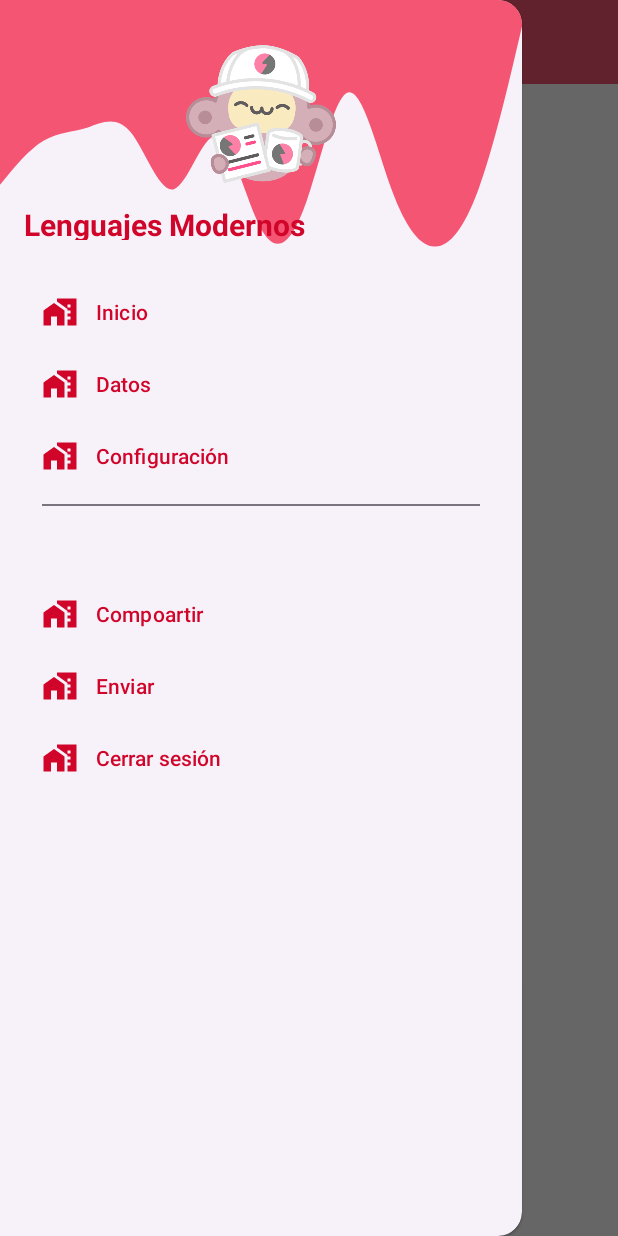
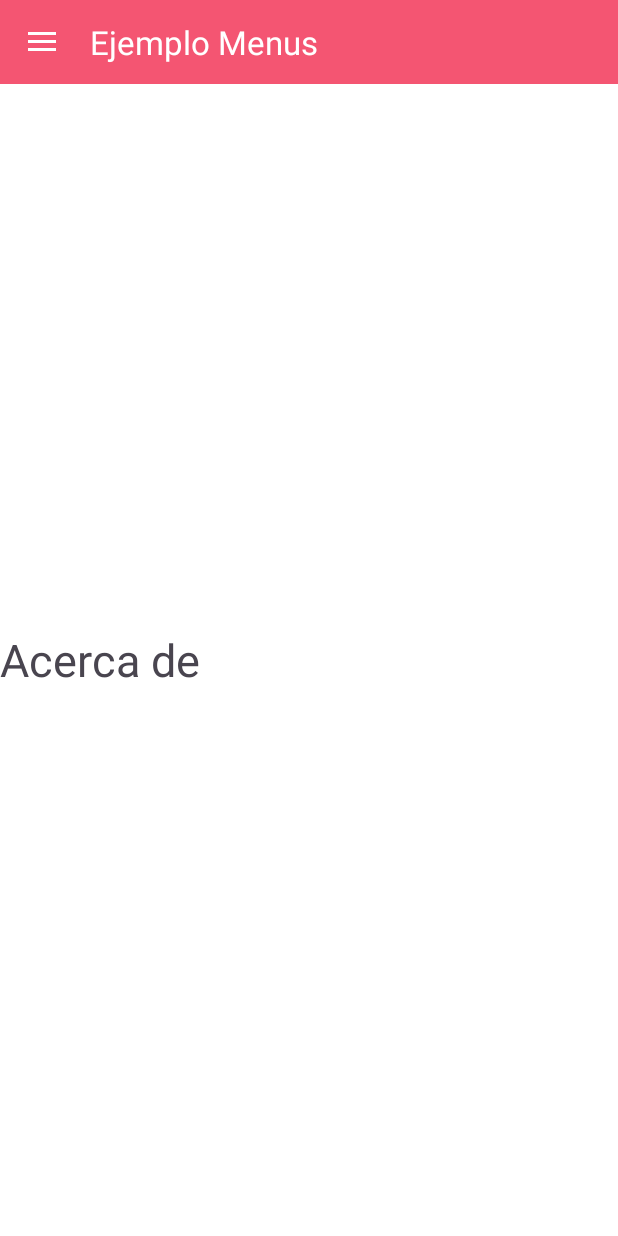
Before and after one commit to CristofherAndres/MenuLateral, an Android app: the screen it shows after launch (MainActivity), in the side drawer, after a tap on "Datos", on a phone screen of 412 x 824 dp. Run offline under Robolectric (Android 15) with nearby library versions, the phone set to English and light mode, and no system bars.

Commit message:
se agrega logica para menu

```diff
--- a/app/src/main/java/com/example/menulateral/MainActivity.kt
+++ b/app/src/main/java/com/example/menulateral/MainActivity.kt
@@ -2,10 +2,61 @@ package com.example.menulateral
 
 import androidx.appcompat.app.AppCompatActivity
 import android.os.Bundle
+import android.view.MenuItem
+import android.widget.Toast
+import androidx.appcompat.app.ActionBarDrawerToggle
+import androidx.appcompat.widget.Toolbar
+import androidx.core.view.GravityCompat
+import androidx.drawerlayout.widget.DrawerLayout
+import com.example.menulateral.vistas.AboutFragment
+import com.example.menulateral.vistas.HomeFragment
+import com.google.android.material.bottomnavigation.BottomNavigationView
+import com.google.android.material.navigation.NavigationView
 
 class MainActivity : AppCompatActivity() {
+
+    //Menu barra izquierda superior
+    private lateinit var drawerLayout: DrawerLayout
     override fun onCreate(savedInstanceState: Bundle?) {
         super.onCreate(savedInstanceState)
         setContentView(R.layout.activity_main)
+        drawerLayout = findViewById(R.id.drawer_layout)
+
+        //Tolbar
+        val toolbar = findViewById<Toolbar>(R.id.toolbar)
+        setSupportActionBar(toolbar)
+
+        val navigationView = findViewById<NavigationView>(R.id.nav_view)
+        navigationView.setNavigationItemSelectedListener {
+            when(it.itemId){
+                R.id.nav_home -> supportFragmentManager.beginTransaction()
+                    .replace(R.id.fragment_container, HomeFragment()).commit()
+                R.id.nav_data -> supportFragmentManager.beginTransaction()
+                    .replace(R.id.fragment_container, AboutFragment()).commit()
+            }
+            drawerLayout.closeDrawer(GravityCompat.START)
+            true
+        }
+
+        val toggle = ActionBarDrawerToggle(this, drawerLayout, toolbar, R.string.open_nav, R.string.close_nav)
+        drawerLayout.addDrawerListener(toggle)
+
+        toggle.syncState()
+        if(savedInstanceState==null){
+            supportFragmentManager.beginTransaction()
+                .replace(R.id.fragment_container, HomeFragment()).commit()
+            navigationView.setCheckedItem(R.id.nav_home)
+        }
+
     }
+
+    override fun onBackPressed() {
+        if (drawerLayout.isDrawerOpen(GravityCompat.START)) {
+            drawerLayout.closeDrawer(GravityCompat.START)
+        } else {
+            onBackPressedDispatcher.onBackPressed()
+        }
+    }
+
+
 }
--- /dev/null
+++ b/app/src/main/java/com/example/menulateral/vistas/AboutFragment.kt
@@ -0,0 +1,60 @@
+package com.example.menulateral.vistas
+
+import android.os.Bundle
+import androidx.fragment.app.Fragment
+import android.view.LayoutInflater
+import android.view.View
+import android.view.ViewGroup
+import com.example.menulateral.R
+
+// TODO: Rename parameter arguments, choose names that match
+// the fragment initialization parameters, e.g. ARG_ITEM_NUMBER
+private const val ARG_PARAM1 = "param1"
+private const val ARG_PARAM2 = "param2"
+
+/**
+ * A simple [Fragment] subclass.
+ * Use the [AboutFragment.newInstance] factory method to
+ * create an instance of this fragment.
+ */
+class AboutFragment : Fragment() {
+    // TODO: Rename and change types of parameters
+    private var param1: String? = null
+    private var param2: String? = null
+
+    override fun onCreate(savedInstanceState: Bundle?) {
+        super.onCreate(savedInstanceState)
+        arguments?.let {
+            param1 = it.getString(ARG_PARAM1)
+            param2 = it.getString(ARG_PARAM2)
+        }
+    }
+
+    override fun onCreateView(
+        inflater: LayoutInflater, container: ViewGroup?,
+        savedInstanceState: Bundle?
+    ): View? {
+        // Inflate the layout for this fragment
+        return inflater.inflate(R.layout.fragment_about, container, false)
+    }
+
+    companion object {
+        /**
+         * Use this factory method to create a new instance of
+         * this fragment using the provided parameters.
+         *
+         * @param param1 Parameter 1.
+         * @param param2 Parameter 2.
+         * @return A new instance of fragment AboutFragment.
+         */
+        // TODO: Rename and change types and number of parameters
+        @JvmStatic
+        fun newInstance(param1: String, param2: String) =
+            AboutFragment().apply {
+                arguments = Bundle().apply {
+                    putString(ARG_PARAM1, param1)
+                    putString(ARG_PARAM2, param2)
+                }
+            }
+    }
+}
--- /dev/null
+++ b/app/src/main/java/com/example/menulateral/vistas/HomeFragment.kt
@@ -0,0 +1,60 @@
+package com.example.menulateral.vistas
+
+import android.os.Bundle
+import androidx.fragment.app.Fragment
+import android.view.LayoutInflater
+import android.view.View
+import android.view.ViewGroup
+import com.example.menulateral.R
+
+// TODO: Rename parameter arguments, choose names that match
+// the fragment initialization parameters, e.g. ARG_ITEM_NUMBER
+private const val ARG_PARAM1 = "param1"
+private const val ARG_PARAM2 = "param2"
+
+/**
+ * A simple [Fragment] subclass.
+ * Use the [HomeFragment.newInstance] factory method to
+ * create an instance of this fragment.
+ */
+class HomeFragment : Fragment() {
+    // TODO: Rename and change types of parameters
+    private var param1: String? = null
+    private var param2: String? = null
+
+    override fun onCreate(savedInstanceState: Bundle?) {
+        super.onCreate(savedInstanceState)
+        arguments?.let {
+            param1 = it.getString(ARG_PARAM1)
+            param2 = it.getString(ARG_PARAM2)
+        }
+    }
+
+    override fun onCreateView(
+        inflater: LayoutInflater, container: ViewGroup?,
+        savedInstanceState: Bundle?
+    ): View? {
+        // Inflate the layout for this fragment
+        return inflater.inflate(R.layout.fragment_home, container, false)
+    }
+
+    companion object {
+        /**
+         * Use this factory method to create a new instance of
+         * this fragment using the provided parameters.
+         *
+         * @param param1 Parameter 1.
+         * @param param2 Parameter 2.
+         * @return A new instance of fragment HomeFragment.
+         */
+        // TODO: Rename and change types and number of parameters
+        @JvmStatic
+        fun newInstance(param1: String, param2: String) =
+            HomeFragment().apply {
+                arguments = Bundle().apply {
+                    putString(ARG_PARAM1, param1)
+                    putString(ARG_PARAM2, param2)
+                }
+            }
+    }
+}
--- /dev/null
+++ b/app/src/main/res/layout/fragment_about.xml
@@ -0,0 +1,16 @@
+<?xml version="1.0" encoding="utf-8"?>
+<FrameLayout xmlns:android="http://schemas.android.com/apk/res/android"
+    xmlns:tools="http://schemas.android.com/tools"
+    android:layout_width="match_parent"
+    android:layout_height="match_parent"
+    tools:context=".vistas.AboutFragment">
+
+    <TextView
+        android:layout_width="match_parent"
+        android:layout_height="wrap_content"
+        android:text="@string/menu_about"
+        android:textSize="30sp"
+        android:layout_gravity="center_vertical"
+        />
+
+</FrameLayout>
--- a/app/src/main/res/values/strings.xml
+++ b/app/src/main/res/values/strings.xml
@@ -8,4 +8,7 @@
     <string name="open_nav">Abrir barra de navegación</string>
     <string name="close_nav">Cerrar barra de navegación</string>
     <string name="menu_share">Compartir</string>
-    <string name="menu_send">Enviar</string></resources>
+    <string name="menu_send">Enviar</string>
+    <!-- TODO: Remove or change this placeholder text -->
+    <string name="hello_blank_fragment">Hello blank fragment</string>
+</resources>
```
Also changed, not shown: app/src/main/res/layout/fragment_home.xml (added, +16 -0 lines).
